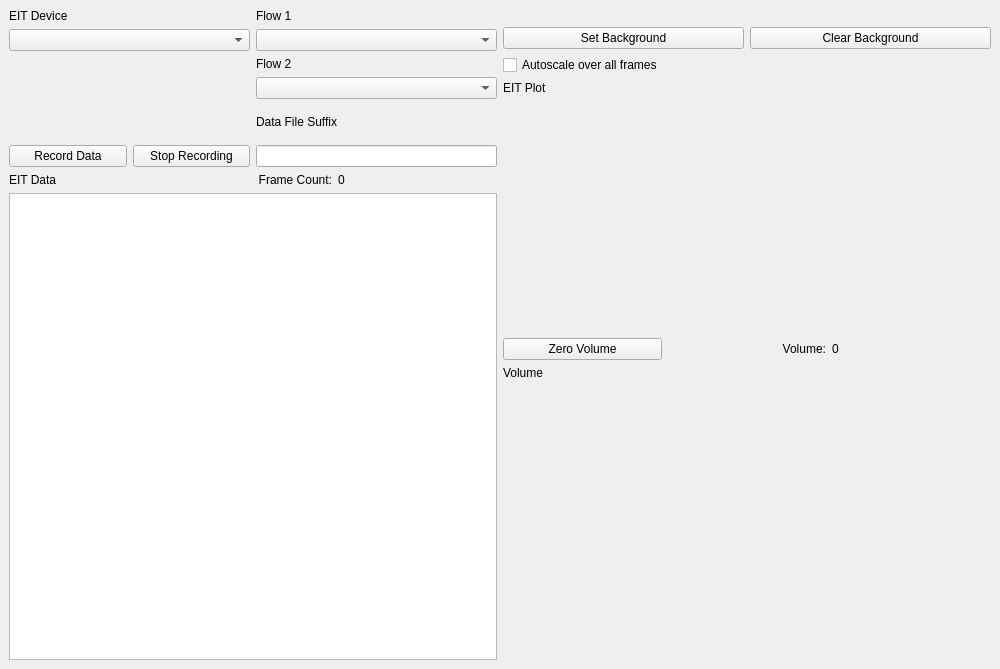
Above: layout/eit_with_dual_flow.ui from ABI-EIT/EIT_Data_Acquisition before the change. Below: the same form after it.
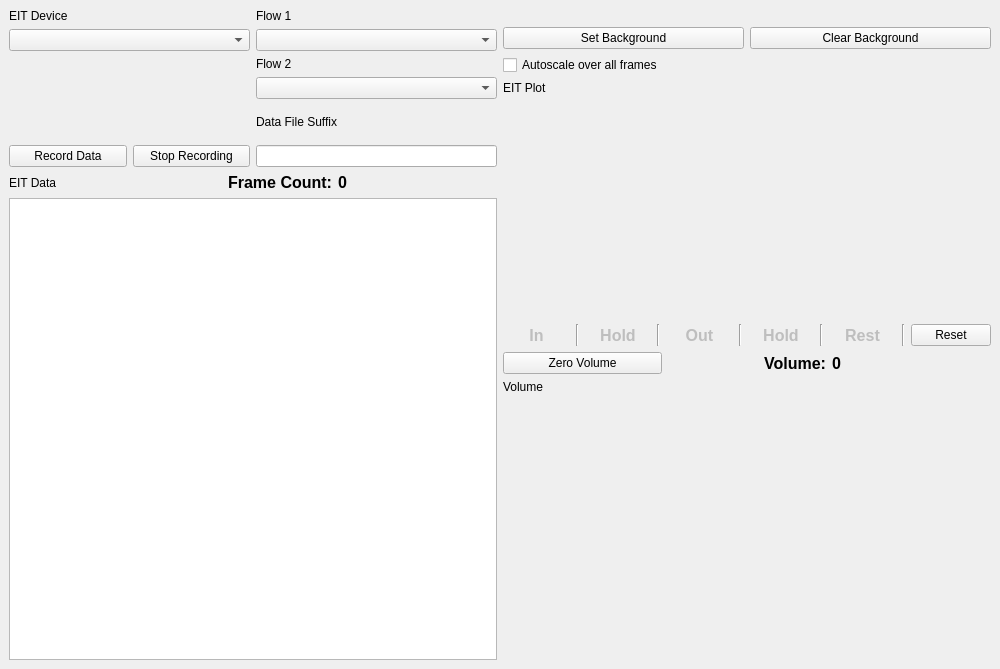
That is the form after the change.

Commit message: adding breathing instructions

The edit to the form file:
```diff
--- a/layout/eit_with_dual_flow.ui
+++ b/layout/eit_with_dual_flow.ui
@@ -104,6 +104,152 @@
         </item>
        </layout>
       </item>
+      <item>
+       <layout class="QHBoxLayout" name="horizontalLayout_2">
+        <item>
+         <widget class="QLabel" name="inLabel">
+          <property name="enabled">
+           <bool>false</bool>
+          </property>
+          <property name="font">
+           <font>
+            <pointsize>12</pointsize>
+            <weight>75</weight>
+            <bold>true</bold>
+           </font>
+          </property>
+          <property name="text">
+           <string>In</string>
+          </property>
+          <property name="alignment">
+           <set>Qt::AlignCenter</set>
+          </property>
+         </widget>
+        </item>
+        <item>
+         <widget class="Line" name="line">
+          <property name="orientation">
+           <enum>Qt::Vertical</enum>
+          </property>
+         </widget>
+        </item>
+        <item>
+         <widget class="QLabel" name="holdLabel1">
+          <property name="enabled">
+           <bool>false</bool>
+          </property>
+          <property name="font">
+           <font>
+            <pointsize>12</pointsize>
+            <weight>75</weight>
+            <bold>true</bold>
+           </font>
+          </property>
+          <property name="text">
+           <string>Hold</string>
+          </property>
+          <property name="alignment">
+           <set>Qt::AlignCenter</set>
+          </property>
+         </widget>
+        </item>
+        <item>
+         <widget class="Line" name="line_2">
+          <property name="orientation">
+           <enum>Qt::Vertical</enum>
+          </property>
+         </widget>
+        </item>
+        <item>
+         <widget class="QLabel" name="outLabel">
+          <property name="enabled">
+           <bool>false</bool>
+          </property>
+          <property name="font">
+           <font>
+            <pointsize>12</pointsize>
+            <weight>75</weight>
+            <bold>true</bold>
+           </font>
+          </property>
+          <property name="text">
+           <string>Out</string>
+          </property>
+          <property name="alignment">
+           <set>Qt::AlignCenter</set>
+          </property>
+         </widget>
+        </item>
+        <item>
+         <widget class="Line" name="line_3">
+          <property name="orientation">
+           <enum>Qt::Vertical</enum>
+          </property>
+         </widget>
+        </item>
+        <item>
+         <widget class="QLabel" name="holdLabel2">
+          <property name="enabled">
+           <bool>false</bool>
+          </property>
+          <property name="font">
+           <font>
+            <pointsize>12</pointsize>
+            <weight>75</weight>
+            <bold>true</bold>
+           </font>
+          </property>
+          <property name="text">
+           <string>Hold</string>
+          </property>
+          <property name="alignment">
+           <set>Qt::AlignCenter</set>
+          </property>
+         </widget>
+        </item>
+        <item>
+         <widget class="Line" name="line_4">
+          <property name="orientation">
+           <enum>Qt::Vertical</enum>
+          </property>
+         </widget>
+        </item>
+        <item>
+         <widget class="QLabel" name="restLabel">
+          <property name="enabled">
+           <bool>false</bool>
+          </property>
+          <property name="font">
+           <font>
+            <pointsize>12</pointsize>
+            <weight>75</weight>
+            <bold>true</bold>
+           </font>
+          </property>
+          <property name="text">
+           <string>Rest</string>
+          </property>
+          <property name="alignment">
+           <set>Qt::AlignCenter</set>
+          </property>
+         </widget>
+        </item>
+        <item>
+         <widget class="Line" name="line_5">
+          <property name="orientation">
+           <enum>Qt::Vertical</enum>
+          </property>
+         </widget>
+        </item>
+        <item>
+         <widget class="QPushButton" name="resetButton">
+          <property name="text">
+           <string>Reset</string>
+          </property>
+         </widget>
+        </item>
+       </layout>
+      </item>
       <item>
        <layout class="QVBoxLayout" name="verticalLayoutVolume">
         <item>
@@ -117,6 +263,13 @@
           </item>
           <item>
            <widget class="QLabel" name="volumeIndicatorLabel">
+            <property name="font">
+             <font>
+              <pointsize>12</pointsize>
+              <weight>75</weight>
+              <bold>true</bold>
+             </font>
+            </property>
             <property name="text">
              <string>Volume:</string>
             </property>
@@ -127,6 +280,13 @@
           </item>
           <item>
            <widget class="QLabel" name="volumeLabel">
+            <property name="font">
+             <font>
+              <pointsize>12</pointsize>
+              <weight>75</weight>
+              <bold>true</bold>
+             </font>
+            </property>
             <property name="text">
              <string>0</string>
             </property>
@@ -330,6 +490,13 @@
         </item>
         <item>
          <widget class="QLabel" name="FrameCountLabelLabel">
+          <property name="font">
+           <font>
+            <pointsize>12</pointsize>
+            <weight>75</weight>
+            <bold>true</bold>
+           </font>
+          </property>
           <property name="text">
            <string>Frame Count:</string>
           </property>
@@ -340,6 +507,13 @@
         </item>
         <item>
          <widget class="QLabel" name="FrameCountCountLabel">
+          <property name="font">
+           <font>
+            <pointsize>12</pointsize>
+            <weight>75</weight>
+            <bold>true</bold>
+           </font>
+          </property>
           <property name="text">
            <string>0</string>
           </property>
```
Left out of the diff: 2 changed lines with no effect on the pictures. The commit also changes 2 other files.
